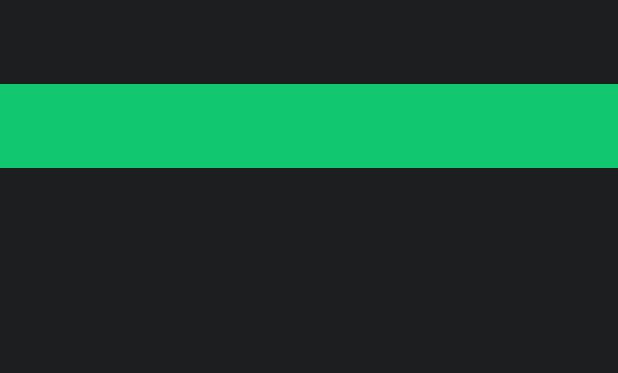
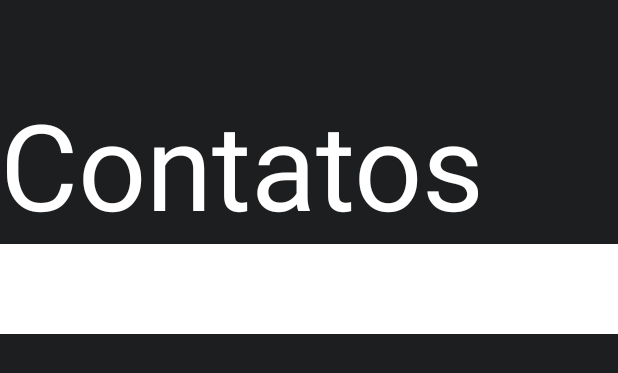
Before and after one commit to WyskShiro/Payments-and-Contacts---PicPay, an Android app: the layout fragment_contact_list.xml on its own in the app's theme, with its tools: preview values and no code run, on a phone screen of 412 x 824 dp. Shown: the top 373 px of the screen. Run offline under Robolectric (Android 15) with nearby library versions, the phone set to English and light mode, and no system bars; Roboto replaces fonts that are not available here.

Commit message:
Collapsing Toolbar Behaviour

```diff
--- a/presentation/src/main/res/layout/fragment_contact_list.xml
+++ b/presentation/src/main/res/layout/fragment_contact_list.xml
@@ -3,13 +3,11 @@
     xmlns:app="http://schemas.android.com/apk/res-auto">
 
     <androidx.coordinatorlayout.widget.CoordinatorLayout
-        android:id="@+id/htab_maincontent"
         android:layout_width="match_parent"
         android:layout_height="match_parent"
         android:fitsSystemWindows="true">
 
         <com.google.android.material.appbar.AppBarLayout
-            android:id="@+id/htab_appbar"
             android:layout_width="match_parent"
             android:layout_height="wrap_content"
             android:background="?attr/colorPrimary"
@@ -17,24 +15,37 @@
             android:theme="@style/ThemeOverlay.AppCompat.Dark.ActionBar">
 
             <com.google.android.material.appbar.CollapsingToolbarLayout
-                android:id="@+id/htab_collapse_toolbar"
                 android:layout_width="match_parent"
-                android:layout_height="256dp"
+                android:layout_height="wrap_content"
                 android:fitsSystemWindows="true"
                 app:contentScrim="?attr/colorPrimary"
                 app:layout_scrollFlags="scroll|exitUntilCollapsed|snap"
                 app:titleEnabled="false">
 
                 <androidx.appcompat.widget.Toolbar
-                    android:id="@+id/htab_toolbar"
                     android:layout_width="match_parent"
                     android:layout_height="?attr/actionBarSize"
                     android:layout_gravity="top"
-                    android:layout_marginBottom="48dp"
-                    android:background="@color/colorGreen"
-                    app:layout_collapseMode="pin"
+                    app:layout_collapseMode="none"
                     app:popupTheme="@style/ThemeOverlay.AppCompat.Light" />
 
+                <LinearLayout
+                    android:layout_width="match_parent"
+                    android:layout_height="wrap_content"
+                    android:orientation="vertical">
+
+                    <TextView
+                        android:layout_width="match_parent"
+                        android:layout_height="wrap_content"
+                        android:text="Contatos"
+                        android:textColor="@color/colorWhite"
+                        android:textSize="80sp" />
+
+                    <EditText
+                        android:layout_width="match_parent"
+                        android:layout_height="60dp"
+                        android:background="#FFFFFF" />
+                </LinearLayout>
             </com.google.android.material.appbar.CollapsingToolbarLayout>
         </com.google.android.material.appbar.AppBarLayout>
 
@@ -42,11 +53,9 @@
             android:id="@+id/contact_list_recycler_view"
             android:layout_width="match_parent"
             android:layout_height="match_parent"
-            android:layout_marginTop="10dp"
-            android:layout_marginBottom="8dp"
             android:fadeScrollbars="false"
             android:scrollbars="vertical"
             app:layout_anchorGravity="bottom"
-            app:layout_behavior="com.google.android.material.appbar.AppBarLayout$ScrollingViewBehavior"/>
+            app:layout_behavior="com.google.android.material.appbar.AppBarLayout$ScrollingViewBehavior" />
     </androidx.coordinatorlayout.widget.CoordinatorLayout>
 </layout>
```
